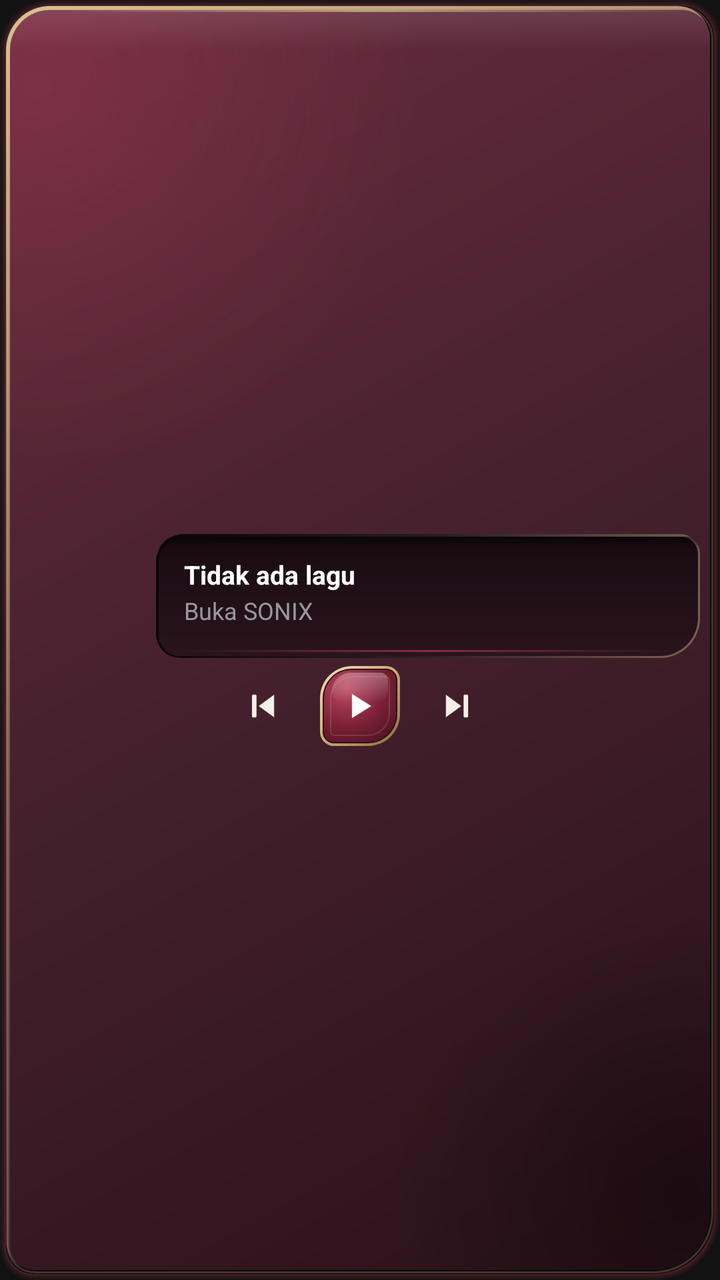
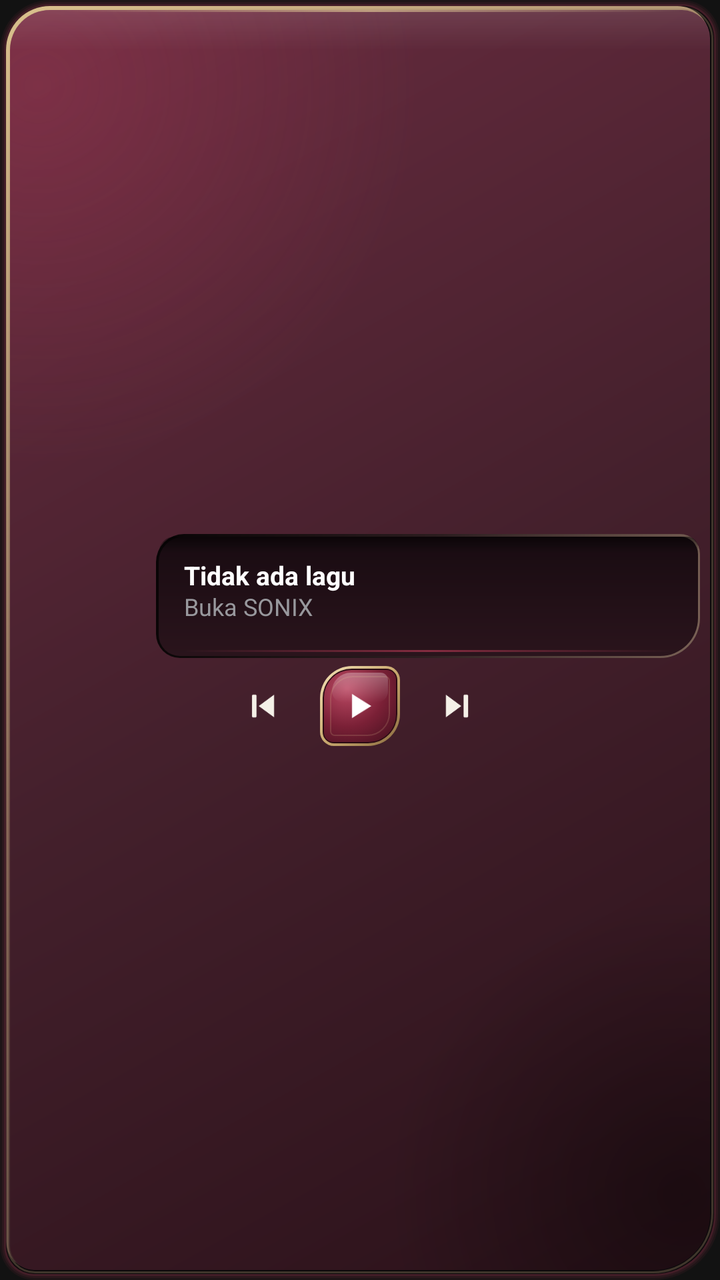

Before-and-after screenshots of an Android layout around one commit, followed by the original layout XML and the change that was made.
<!-- AndroidManifest.xml: application theme Theme.AudioPlayer -->
<!-- res/layout/widget_player.xml -->
<?xml version="1.0" encoding="utf-8"?>
<LinearLayout xmlns:android="http://schemas.android.com/apk/res/android"
    android:id="@+id/widget_root"
    android:layout_width="match_parent"
    android:layout_height="match_parent"
    android:background="@drawable/widget_background_dark"
    android:orientation="vertical"
    android:gravity="center_vertical"
    android:padding="10dp">

    <LinearLayout
        android:layout_width="match_parent"
        android:layout_height="62dp"
        android:orientation="horizontal"
        android:gravity="center_vertical">

        <ImageView
            android:id="@+id/widget_album_art"
            android:layout_width="62dp"
            android:layout_height="62dp"
            android:scaleType="centerCrop" />

        <LinearLayout
            android:id="@+id/widget_well"
            android:layout_width="0dp"
            android:layout_height="62dp"
            android:layout_weight="1"
            android:layout_marginStart="6dp"
            android:background="@drawable/widget_well"
            android:orientation="vertical"
            android:gravity="center_vertical"
            android:paddingStart="14dp"
            android:paddingEnd="12dp"
            android:paddingBottom="4dp">

            <TextView
                android:id="@+id/widget_title"
                android:layout_width="match_parent"
                android:layout_height="wrap_content"
                android:textColor="#FFFFFF"
                android:textSize="13sp"
                android:textStyle="bold"
                android:maxLines="2"
                android:ellipsize="end"
                android:text="Tidak ada lagu" />

            <TextView
                android:id="@+id/widget_artist"
                android:layout_width="match_parent"
                android:layout_height="wrap_content"
                android:layout_marginTop="1dp"
                android:textColor="#98989D"
                android:textSize="12sp"
                android:maxLines="1"
                android:ellipsize="end"
                android:text="Buka SONIX" />
        </LinearLayout>

    </LinearLayout>

    <LinearLayout
        android:layout_width="match_parent"
        android:layout_height="40dp"
        android:layout_marginTop="4dp"
        android:orientation="horizontal"
        android:gravity="center">

        <ImageButton
            android:id="@+id/widget_prev"
            android:layout_width="34dp"
            android:layout_height="34dp"
            android:padding="7dp"
            android:background="@android:color/transparent"
            android:scaleType="fitCenter"
            android:src="@drawable/ic_widget_previous"
            android:contentDescription="Sebelumnya" />

        <ImageButton
            android:id="@+id/widget_play_pause"
            android:layout_width="40dp"
            android:layout_height="40dp"
            android:layout_marginStart="12dp"
            android:padding="10dp"
            android:background="@drawable/widget_play_button_bg"
            android:scaleType="fitCenter"
            android:src="@drawable/ic_widget_play"
            android:contentDescription="Putar" />

        <ImageButton
            android:id="@+id/widget_next"
            android:layout_width="34dp"
            android:layout_height="34dp"
            android:layout_marginStart="12dp"
            android:padding="7dp"
            android:background="@android:color/transparent"
            android:scaleType="fitCenter"
            android:src="@drawable/ic_widget_next"
            android:contentDescription="Berikutnya" />

    </LinearLayout>

</LinearLayout>
<!-- resources referenced by this layout -->
<resources>
  <!-- drawable ic_widget_next: png bitmap (drawable, 1562 bytes) -->
  <!-- drawable ic_widget_play: png bitmap (drawable, 776 bytes) -->
  <!-- drawable ic_widget_previous: png bitmap (drawable, 1621 bytes) -->
  <!-- drawable widget_background_dark: vector/xml drawable (drawable, 6149 chars, omitted) -->
  <!-- drawable widget_play_button_bg: vector/xml drawable (drawable, 6458 chars, omitted) -->
  <!-- drawable widget_well: vector/xml drawable (drawable, 2400 chars, omitted) -->
  <style name="Theme.AudioPlayer" parent="android:Theme.Material.NoActionBar">
          <item name="android:windowBackground">@color/black</item>
      </style>
  <color name="black">#FF121212</color>
</resources>

<!-- the commit's change to res/layout/widget_player.xml (unified diff, before → after) -->
@@ -6,6 +6,7 @@
     android:background="@drawable/widget_background_dark"
     android:orientation="vertical"
     android:gravity="center_vertical"
+    android:clipToPadding="false"
     android:padding="10dp">
 
     <LinearLayout
@@ -41,6 +42,7 @@
                 android:textSize="13sp"
                 android:textStyle="bold"
                 android:maxLines="2"
+                android:includeFontPadding="false"
                 android:ellipsize="end"
                 android:text="Tidak ada lagu" />
 
@@ -52,6 +54,7 @@
                 android:textColor="#98989D"
                 android:textSize="12sp"
                 android:maxLines="1"
+                android:includeFontPadding="false"
                 android:ellipsize="end"
                 android:text="Buka SONIX" />
         </LinearLayout>
